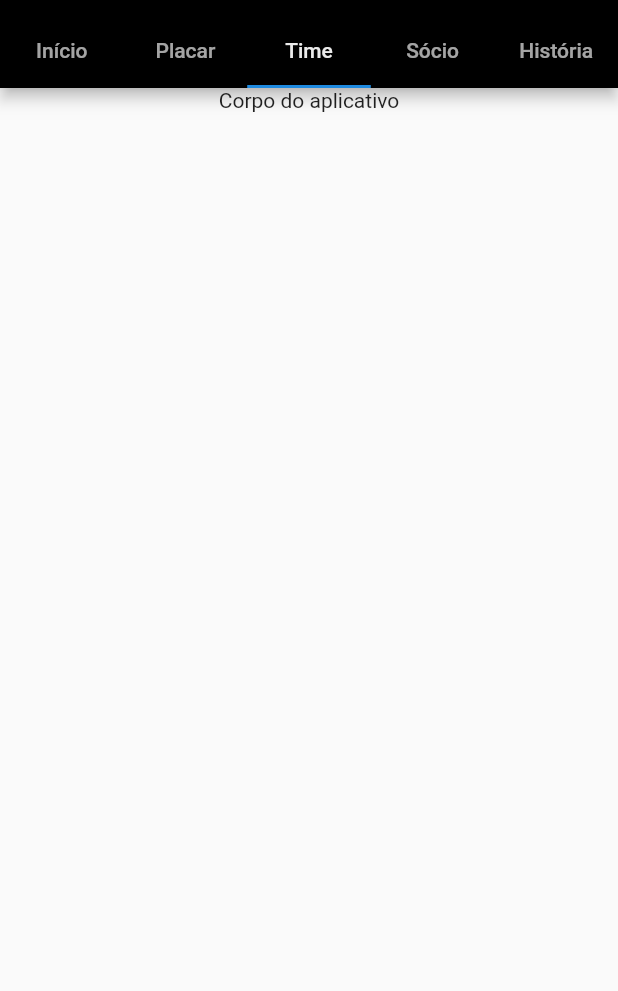
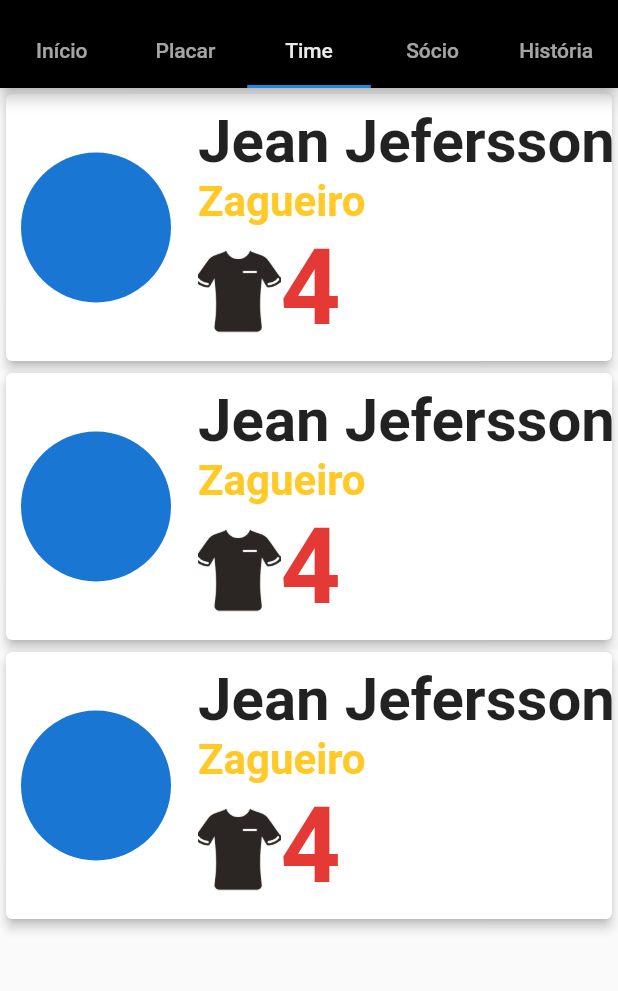
Before and after one commit to ginaldolaranjeiras/vsco, a Flutter app: the screen it shows after launch, tab 3 chosen, on a phone screen of 412 x 824 dp, the part 68-1059 px from its top. Run offline on Flutter 3.47's test engine with Material 2 defaults, Android fonts, the phone set to English and light mode, and no system bars.

Commit message:
Component Time

```diff
--- a/lib/models/partidas.dart
+++ b/lib/models/partidas.dart
@@ -50,4 +50,12 @@ List<Partida> partidas = [
     placarvisitante: 2,
     statuspartida: 'Encerrada',
   ),
+  Partida(
+    campeonato: 'Copa das Favelas',
+    statuspartida: 'Encerrada',
+    mandante: vasco,
+    visitante: visitante,
+    placarcasa: 7,
+    placarvisitante: 0,
+  ),
 ];
--- a/lib/models/time.dart
+++ b/lib/models/time.dart
@@ -10,7 +10,7 @@ class TimeVsco {
 }
 
 TimeVsco vasco = TimeVsco(
-  nome: 'Vasco',
+  nome: 'Vasquinho',
   escudo: Image.asset(
     'assets/images/escudo_vasco.png',
   ),
--- /dev/null
+++ b/lib/views/components/jogador_card.dart
@@ -0,0 +1,65 @@
+import 'package:flutter/material.dart';
+
+class JogadorCard extends StatelessWidget {
+  const JogadorCard({
+    Key key,
+  }) : super(key: key);
+
+  @override
+  Widget build(BuildContext context) {
+    return Card(
+      elevation: 3,
+      child: Row(
+        children: [
+          Container(
+            padding: EdgeInsets.all(10),
+            child: CircleAvatar(
+              radius: 50,
+            ),
+          ),
+          Container(
+            padding: EdgeInsets.all(8),
+            child: Column(
+              crossAxisAlignment: CrossAxisAlignment.start,
+              mainAxisAlignment: MainAxisAlignment.center,
+              children: [
+                Text(
+                  'Jean Jefersson',
+                  style: TextStyle(fontWeight: FontWeight.bold, fontSize: 20),
+                  textScaleFactor: 2,
+                ),
+                Text(
+                  'Zagueiro',
+                  style: TextStyle(
+                    color: Colors.amber[400],
+                    fontWeight: FontWeight.w600,
+                  ),
+                  textScaleFactor: 2,
+                ),
+                Row(
+                  mainAxisSize: MainAxisSize.max,
+                  mainAxisAlignment: MainAxisAlignment.center,
+                  children: [
+                    Container(
+                      padding: EdgeInsets.fromLTRB(0, 5, 0, 0),
+                      width: 55,
+                      child: Image.asset('assets/images/camisa.png'),
+                    ),
+                    Text(
+                      '4',
+                      textScaleFactor: 5,
+                      style: TextStyle(
+                        fontWeight: FontWeight.bold,
+                        color: Colors.red[600],
+                      ),
+                    ),
+                  ],
+                ),
+              ],
+            ),
+          ),
+        ],
+      ),
+    );
+  }
+}
--- a/lib/views/pages/postpage.dart
+++ b/lib/views/pages/postpage.dart
@@ -23,13 +23,7 @@ class _PostPageState extends State<PostPage> {
     return Scaffold(
       appBar: AppBar(),
       body: SingleChildScrollView(
-        child: Column(
-          mainAxisAlignment: MainAxisAlignment.center,
-          children: [
-            Container(
-              child: widget.image,
-            ),
-            Padding(
+        child: Padding(
           padding: EdgeInsets.all(20.0),
           child: Column(
             children: [
@@ -41,23 +35,31 @@ class _PostPageState extends State<PostPage> {
                 ),
               ),
               Divider(),
-                  Align(
+              Container(
+                child: widget.image,
+              ),
+              Divider(),
+              Padding(
+                padding: const EdgeInsets.all(8.0),
+                child: Align(
                   alignment: Alignment.centerRight,
                   child: Text(
                     widget.date.toString(),
                     textAlign: TextAlign.right,
                   ),
                 ),
+              ),
               Text(
                 widget.texto,
                 textAlign: TextAlign.justify,
-                  )
-                ],
+                style: TextStyle(
+                  fontSize: 18,
                 ),
               ),
             ],
           ),
         ),
+      ),
     );
   }
 }
--- a/lib/views/screens/time.dart
+++ b/lib/views/screens/time.dart
@@ -1,4 +1,5 @@
 import 'package:flutter/material.dart';
+import 'package:vsco/views/components/jogador_card.dart';
 
 class Time extends StatelessWidget {
   Time({
@@ -7,16 +8,12 @@ class Time extends StatelessWidget {
 
   @override
   Widget build(BuildContext context) {
-    return SingleChildScrollView(
-      child: Column(
-        crossAxisAlignment: CrossAxisAlignment.center,
-        children: [
-          Container(
-            alignment: Alignment.topCenter,
-            child: Text('Corpo do aplicativo'),
-          ),
-        ],
-      ),
+    return ListView(
+      children: [
+        JogadorCard(),
+        JogadorCard(),
+        JogadorCard(),
+      ],
     );
   }
 }
--- a/pubspec.yaml
+++ b/pubspec.yaml
@@ -52,6 +52,8 @@ flutter:
     - assets/images/vasco_gol.png
     - assets/images/escudo_vasco.png
     - assets/images/escudo_generico.png
+    - assets/images/campo.png
+    - assets/images/camisa.png
 
   # An image asset can refer to one or more resolution-specific "variants", see
   # https://flutter.dev/assets-and-images/#resolution-aware.
```
Also changed, not shown: assets/images/camisa.png (added), pubspec.lock, 1 other file. Lines whose indentation alone changed are shown as unchanged.
